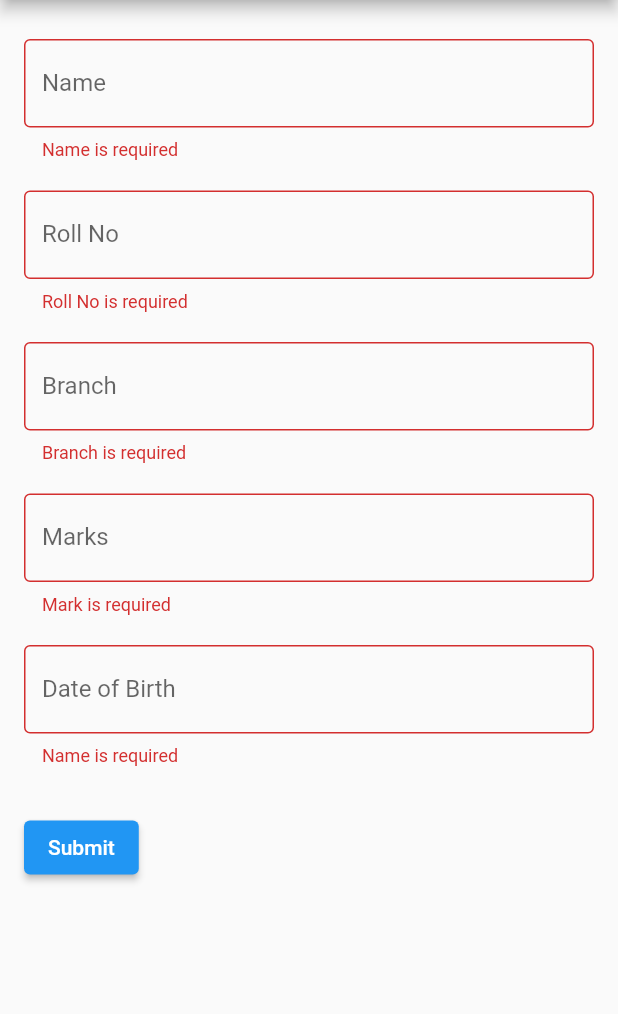
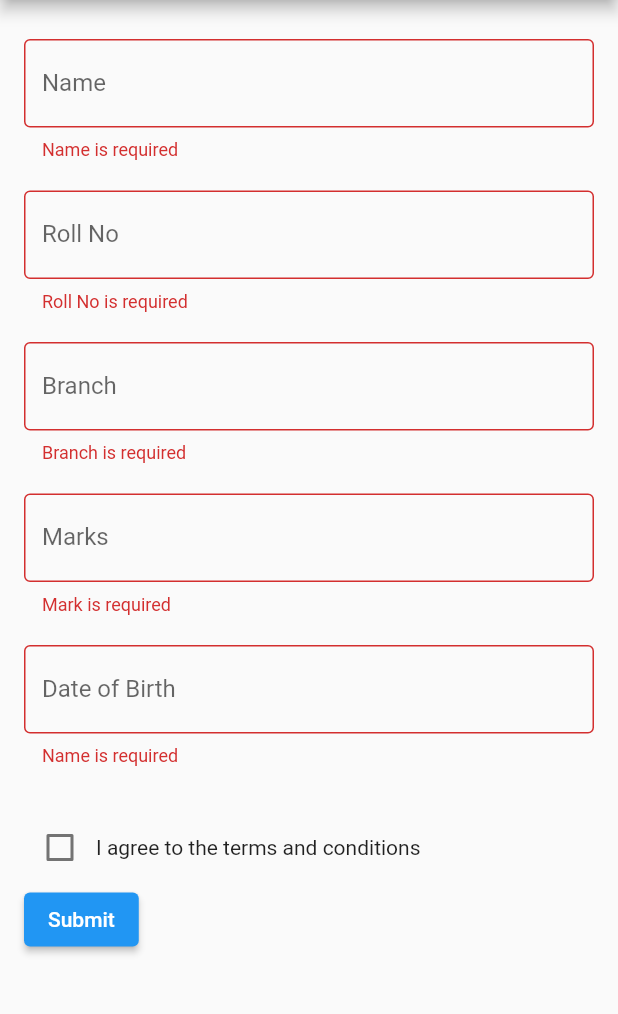
Before and after one commit to abdulshakeer/StudentApp, a Flutter app: the AddStudentPage screen opened directly, after a tap on "Submit", on a phone screen of 412 x 824 dp, the part 84-1098 px from its top. Run offline on Flutter 3.47's test engine with Material 2 defaults, Android fonts, the phone set to English and light mode, and no system bars; our stand-ins replace sqflite; accounts and stored records are empty.

Commit message:
checkbox field added

```diff
--- a/lib/add_student_page.dart
+++ b/lib/add_student_page.dart
@@ -15,6 +15,7 @@ class _AddStudentPageState extends State<AddStudentPage> {
   TextEditingController marksController = TextEditingController();
   TextEditingController dobController = TextEditingController();
   DateTime? selectedDate; // Make selectedDate nullable
+  bool agreedToTerms = false; // Track whether the checkbox is checked
 
   Future<void> _selectDate(BuildContext context) async {
     final DateTime? picked = await showDatePicker(
@@ -97,9 +98,55 @@ class _AddStudentPageState extends State<AddStudentPage> {
                   },
                 ),
                 SizedBox(height: 20),
+                FormField<bool>(
+                  builder: (state) {
+                    return Column(
+                      crossAxisAlignment: CrossAxisAlignment.start,
+                      children: <Widget>[
+                        Row(
+                          children: <Widget>[
+                            Checkbox(
+                              value: agreedToTerms,
+                              onChanged: (value) {
+                                setState(() {
+                                  agreedToTerms = value ?? false;
+                                  state.didChange(value);
+                                });
+                              },
+                            ),
+                            Text('I agree to the terms and conditions'),
+                          ],
+                        ),
+                        if (state.errorText != null)
+                          Text(
+                            state.errorText!,
+                            style: TextStyle(color: Colors.red),
+                          ),
+                      ],
+                    );
+                  },
+                  validator: (value) {
+                    if (value == false) {
+                      return 'You must agree to the terms and conditions';
+                    }
+                    return null;
+                  },
+                ),
                 ElevatedButton(
                   onPressed: () async {
                     if (_formKey.currentState!.validate()) {
+                      if (!agreedToTerms) {
+                        ScaffoldMessenger.of(context).showSnackBar(
+                          SnackBar(
+                            content: Text(
+                              'Please agree to the terms and conditions',
+                              style: TextStyle(color: Colors.white),
+                            ),
+                            backgroundColor: Colors.red,
+                          ),
+                        );
+                        return;
+                      }
                       final name = nameController.text;
                       final rollNo = rollNoController.text;
                       final branch = branchController.text;
```
